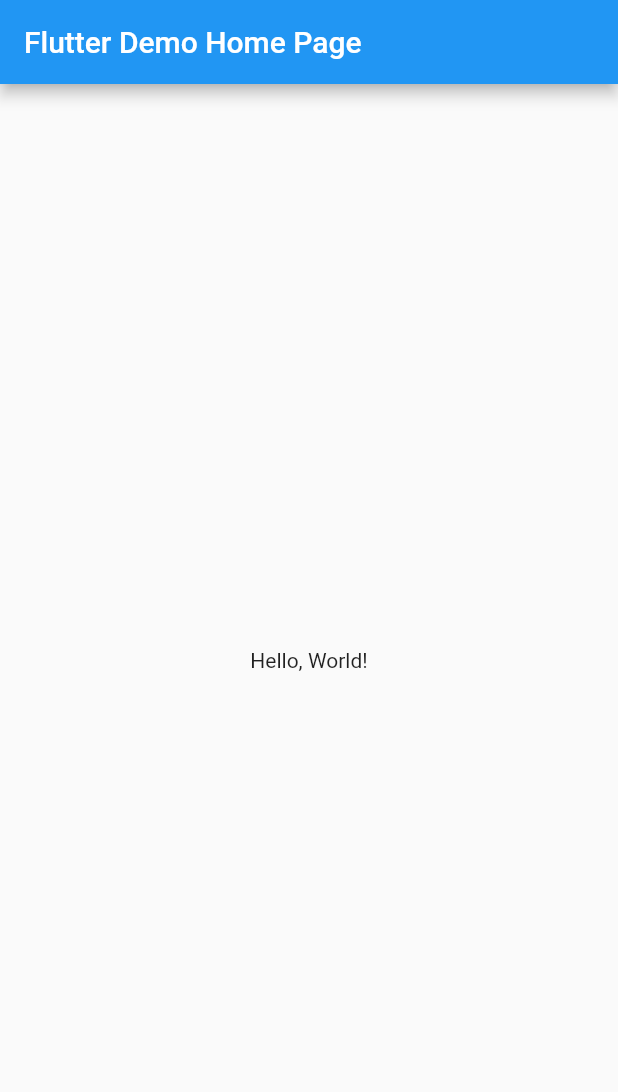
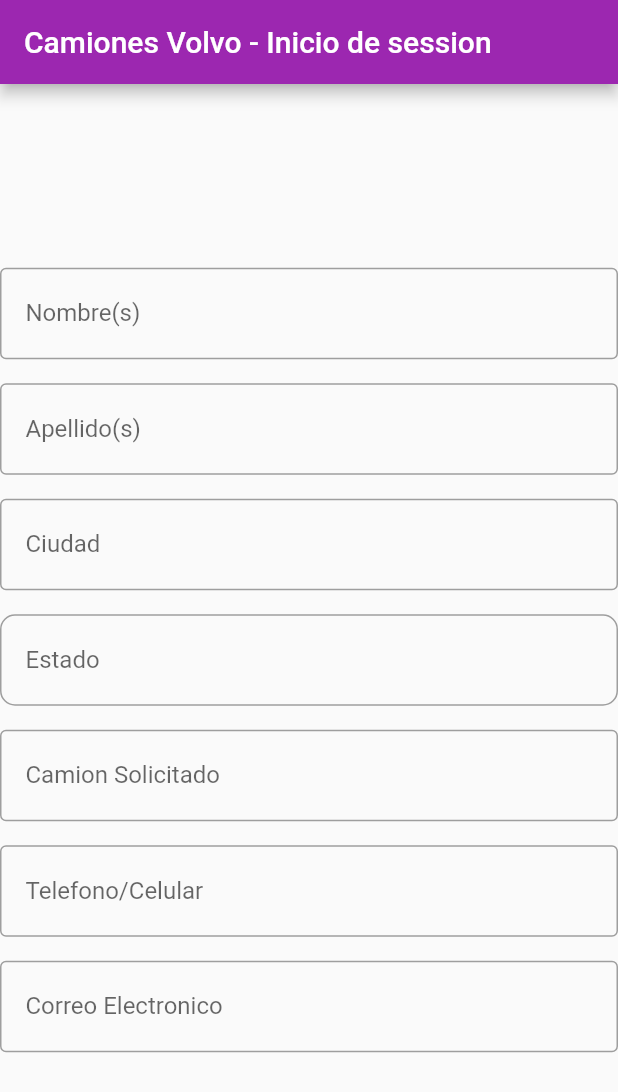
Before and after one commit to Andrelica/ActTextField, a Flutter app: the screen it shows after launch, on a phone screen of 412 x 824 dp. Shown: the top 1092 px of the screen. Run offline on Flutter 3.47's test engine with Material 2 defaults, Android fonts, the phone set to English and light mode, and no system bars.

Commit message:
Actividad 9

```diff
--- a/lib/main.dart
+++ b/lib/main.dart
@@ -10,13 +10,12 @@ class MyApp extends StatelessWidget {
     return MaterialApp(
       // Application name
       title: 'Flutter Hello World',
-      // Application theme data, you can set the colors for the application as
-      // you want
+      debugShowCheckedModeBanner: false,
       theme: ThemeData(
-        primarySwatch: Colors.blue,
+        primarySwatch: Colors.purple,
       ),
       // A widget which will be started on application startup
-      home: MyHomePage(title: 'Flutter Demo Home Page'),
+      home: MyHomePage(title: 'Camiones Volvo - Inicio de session'),
     );
   }
 }
@@ -33,8 +32,107 @@ class MyHomePage extends StatelessWidget {
         title: Text(title),
       ),
       body: Center(
-        child: Text(
-          'Hello, World!',
+        child: Column(
+          mainAxisAlignment: MainAxisAlignment.center,
+          children: [
+            Container(
+              padding: EdgeInsets.symmetric(horizontal: 16),
+              decoration: BoxDecoration(
+                border: Border.all(color: Colors.grey, width: 1),
+                borderRadius: BorderRadius.circular(4),
+              ),
+              child: TextField(
+                decoration: InputDecoration(
+                  border: InputBorder.none,
+                  labelText: 'Nombre(s)',
+                ),
+              ),
+            ),
+            SizedBox(height: 16),
+            Container(
+              padding: EdgeInsets.symmetric(horizontal: 16),
+              decoration: BoxDecoration(
+                border: Border.all(color: Colors.grey, width: 1),
+                borderRadius: BorderRadius.circular(4),
+              ),
+              child: TextField(
+                decoration: InputDecoration(
+                  border: InputBorder.none,
+                  labelText: 'Apellido(s)',
+                ),
+              ),
+            ),
+            SizedBox(height: 16),
+            Container(
+              padding: EdgeInsets.symmetric(horizontal: 16),
+              decoration: BoxDecoration(
+                border: Border.all(color: Colors.grey, width: 1),
+                borderRadius: BorderRadius.circular(4),
+              ),
+              child: TextField(
+                decoration: InputDecoration(
+                  border: InputBorder.none,
+                  labelText: 'Ciudad',
+                ),
+              ),
+            ),
+            SizedBox(height: 16),
+            Container(
+              padding: EdgeInsets.symmetric(horizontal: 16),
+              decoration: BoxDecoration(
+                border: Border.all(color: Colors.grey, width: 1),
+                borderRadius: BorderRadius.circular(10),
+              ),
+              child: TextField(
+                decoration: InputDecoration(
+                  border: InputBorder.none,
+                  labelText: 'Estado',
+                ),
+              ),
+            ),
+            SizedBox(height: 16),
+            Container(
+              padding: EdgeInsets.symmetric(horizontal: 16),
+              decoration: BoxDecoration(
+                border: Border.all(color: Colors.grey, width: 1),
+                borderRadius: BorderRadius.circular(4),
+              ),
+              child: TextField(
+                decoration: InputDecoration(
+                  border: InputBorder.none,
+                  labelText: 'Camion Solicitado',
+                ),
+              ),
+            ),
+            SizedBox(height: 16),
+            Container(
+              padding: EdgeInsets.symmetric(horizontal: 16),
+              decoration: BoxDecoration(
+                border: Border.all(color: Colors.grey, width: 1),
+                borderRadius: BorderRadius.circular(4),
+              ),
+              child: TextField(
+                decoration: InputDecoration(
+                  border: InputBorder.none,
+                  labelText: 'Telefono/Celular',
+                ),
+              ),
+            ),
+            SizedBox(height: 16),
+            Container(
+              padding: EdgeInsets.symmetric(horizontal: 16),
+              decoration: BoxDecoration(
+                border: Border.all(color: Colors.grey, width: 1),
+                borderRadius: BorderRadius.circular(4),
+              ),
+              child: TextField(
+                decoration: InputDecoration(
+                  border: InputBorder.none,
+                  labelText: 'Correo Electronico',
+                ),
+              ),
+            ),
+          ],
         ),
       ),
     );
```
